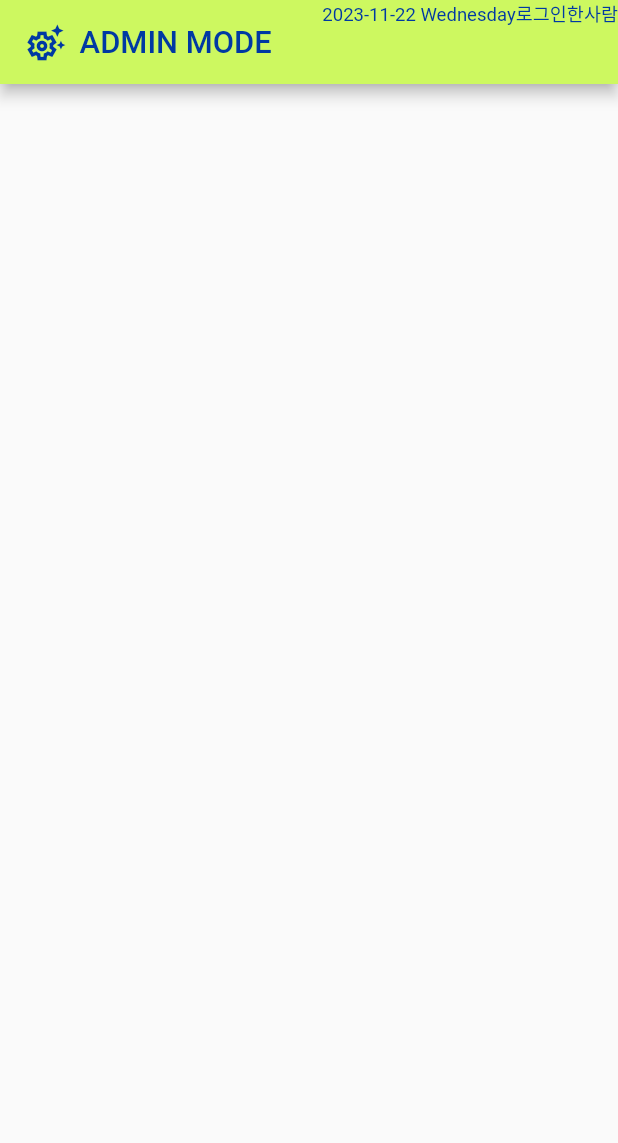
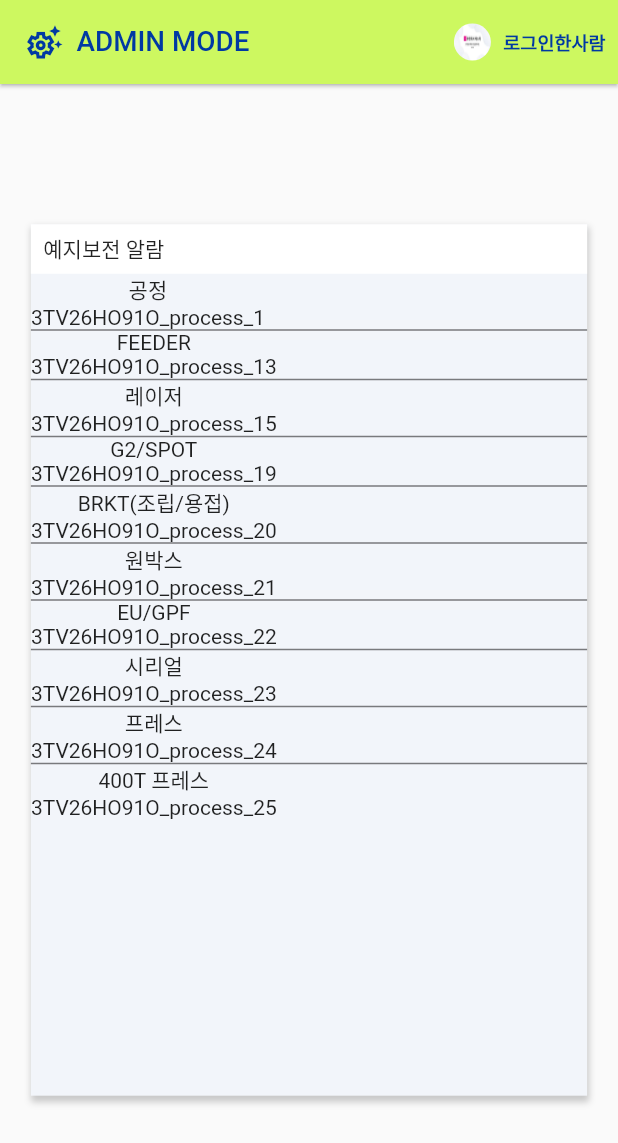
Before and after one commit to JiSu0722/flater_study, a Flutter app: the screen it shows after launch, on a phone screen of 412 x 824 dp. Shown: the top 1143 px of the screen. Run offline on Flutter 3.47's test engine with Material 2 defaults, Android fonts, the phone set to English and light mode, and no system bars.

Commit message:
2023_11_22

```diff
--- a/lib/home.dart
+++ b/lib/home.dart
@@ -1,6 +1,6 @@
 import 'package:flutter/cupertino.dart';
 import 'package:flutter/material.dart';
-import 'package:intl/intl.dart';
+import 'package:http/http.dart' as http;
 
 class Home extends StatefulWidget {
   const Home({super.key});
@@ -10,19 +10,39 @@ class Home extends StatefulWidget {
 }
 
 class _HomeState extends State<Home> {
+  List<Map<String,String>> datas = [];
+
   @override
-  Widget build(BuildContext context) {
+  void initState() {
+    super.initState();
+    datas = [
+
+      {"processSegment": "프레스", "processName": "공정", "processCode": "3TV26HO91O_process_1"}
+      ,
+      {"processName": "FEEDER", "processCode": "3TV26HO91O_process_13"}
+      ,
+      {"processName": "레이저", "processCode": "3TV26HO91O_process_15"}
+      ,
+      {"processName": "G2/SPOT", "processCode": "3TV26HO91O_process_19"}
+      ,
+      {"processName": "BRKT(조립/용접)", "processCode": "3TV26HO91O_process_20"}
+      ,
+      {"processName": "원박스", "processCode": "3TV26HO91O_process_21"}
+      ,
+      {"processName": "EU/GPF", "processCode": "3TV26HO91O_process_22"}
+      ,
+      {"processName": "시리얼", "processCode": "3TV26HO91O_process_23"}
+      ,
+      {"processName": "프레스", "processCode": "3TV26HO91O_process_24"}
+      ,
+      {"processName": "400T 프레스", "processCode": "3TV26HO91O_process_25"}
+    ];
+  }
+  PreferredSizeWidget _appbarWidget(BuildContext context)
+  {
     final screenWidth = MediaQuery.of(context).size.width;
-    // 현재 시간을 가져오기
-    String currentTime = TimeOfDay.now().format(context);
 
-    // 현재 날짜 및 요일 가져오기
-    DateTime now = DateTime.now();
-    String formattedDate = DateFormat('yyyy-MM-dd').format(now);
-    String formattedDay = DateFormat('EEEE').format(now);
-    // commitTest
-    return Scaffold(
-      appBar: AppBar(
+    return AppBar(
       backgroundColor: Color(0xffcdf860),
       title: GestureDetector(
         onTap: (){
@@ -30,18 +50,116 @@ class _HomeState extends State<Home> {
         },
         child: Row(
           children: [
-                Icon(Icons.settings_suggest_outlined, color : Color(0xff0039a3), size: screenWidth * 0.07),
+            Icon(Icons.settings_suggest_outlined, color : Color(0xff0039a3), size: screenWidth * 0.065),
             SizedBox(width : screenWidth*0.02),
             Text("ADMIN MODE",
-                  style: TextStyle(color: Color(0xff0039a3), fontSize: screenWidth * 0.05, ),
+              style: TextStyle(color: Color(0xff0039a3), fontSize: screenWidth * 0.045, ),
             )
           ],
         ),
       ),
+      elevation: 1,
       actions: [
-          Text(formattedDate + ' ' + formattedDay+"로그인한사람",style: TextStyle(color: Color(0xff0039a3), fontSize: screenWidth * 0.03, ))
+        Row(
+          children: [
+            Container(
+              width: screenWidth*0.06, // 이미지의 너비와 높이 설정
+              height: screenWidth*0.06,
+              decoration: const BoxDecoration(
+                shape: BoxShape.circle,
+                image: DecorationImage(
+                  fit: BoxFit.fill,
+                  image: AssetImage('assets/images/test_images.jpg',)
+                  ,)
+                ,)
+              ,),
+            SizedBox(width: screenWidth*0.02),
+            Text("로그인한사람",style: TextStyle(color: Color(0xff0039a3), fontSize: screenWidth * 0.03, fontWeight: FontWeight.bold )),
+            SizedBox(width: screenWidth*0.02),
+          ],
+        ),
+      ],
+    );
+  }
+
+  Widget _bodyWidget(BuildContext context) {
+    final screenWidth = MediaQuery.of(context).size.width;
+
+    return ClipRRect(
+      borderRadius: BorderRadius.all(Radius.circular(20)),
+      child: Center(
+        child: Container(
+          decoration: BoxDecoration(
+            color: Color(0xfff2f5fa),
+            boxShadow: [
+              BoxShadow(
+                color: Colors.black.withOpacity(0.2), // 그림자 색상 및 투명도 조절
+                spreadRadius: 1, // 그림자 퍼짐 정도
+                blurRadius: 3, // 그림자 흐림 정도
+                offset: Offset(1, 3), // 그림자 위치 조절 (가로, 세로)
+              ),
+            ],
+          ),
+          width: screenWidth * 0.9,
+          height: screenWidth * 1.41,
+          child: Column(
+            children: [
+              Column(
+                children: [
+                  Container(
+                    width: screenWidth * 1,
+                    height: screenWidth * 0.08,
+                      padding: EdgeInsets.symmetric(horizontal: screenWidth*0.02),
+                      color: Colors.white,
+                    child: Row(
+                      children: [
+                        Text("예지보전 알람"),
+                      ],
+                    )
+                  ),
+                ],
+              ),
+              Expanded(
+                child: ListView.separated(
+                  itemBuilder: (BuildContext _context, int index) {
+                    return Container(
+                      child: Row(
+                        children: [
+                          Container(
+                            child: Column(
+                              children: [
+                                Text(datas[index]["processName"]!),
+                                Text(datas[index]["processCode"]!),
+                              ],
+                            ),
+                          ),
                         ],
                       ),
                     );
+                  },
+                  itemCount: 10,
+                  separatorBuilder: (BuildContext _context, int index) {
+                    return Container(
+                      height: 1,
+                      color: Colors.black.withOpacity(0.5),
+                    );
+                  },
+                ),
+              ),
+            ],
+          ),
+        ),
+      ),
+    );
+  }
+
+  @override
+  Widget build(BuildContext context) {
+    // commitTest
+    return Scaffold(
+      appBar: _appbarWidget(context),
+      body: _bodyWidget(context),
+      //bottomNavigationBar: Container(),
+    );
   }
 }
```
Also changed, not shown: pubspec.yaml (+4 -3 lines), assets/images/test_images.jpg (added), assets/images/zestech_logo.png (added), pubspec.lock. Lines whose indentation alone changed are shown as unchanged.
